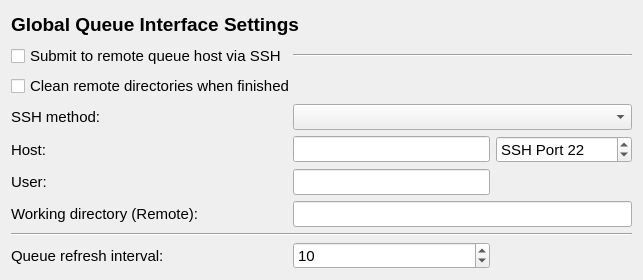
The window that src/search/gui/queueinterfaces/globalqueueinterfacesettingswidget.ui (xtalopt/XtalOpt) describes before a commit, drawn with Qt 5.
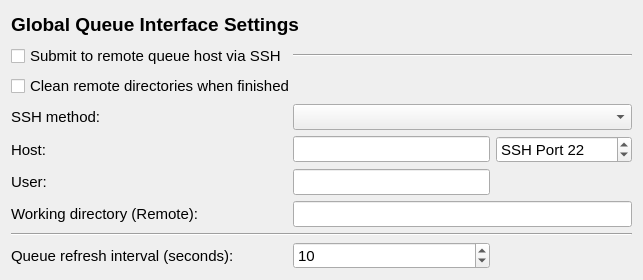
The same window after the commit.

```diff
--- a/src/search/gui/queueinterfaces/globalqueueinterfacesettingswidget.ui
+++ b/src/search/gui/queueinterfaces/globalqueueinterfacesettingswidget.ui
@@ -173,7 +173,7 @@
         <string>&lt;html&gt;&lt;head/&gt;&lt;body&gt;&lt;p&gt;The number of seconds to wait before querying the jobs' statuses again with the queue interface.&lt;/p&gt;&lt;/body&gt;&lt;/html&gt;</string>
        </property>
        <property name="text">
-        <string>Queue refresh interval:</string>
+        <string>Queue refresh interval (seconds):</string>
        </property>
       </widget>
      </item>
```
